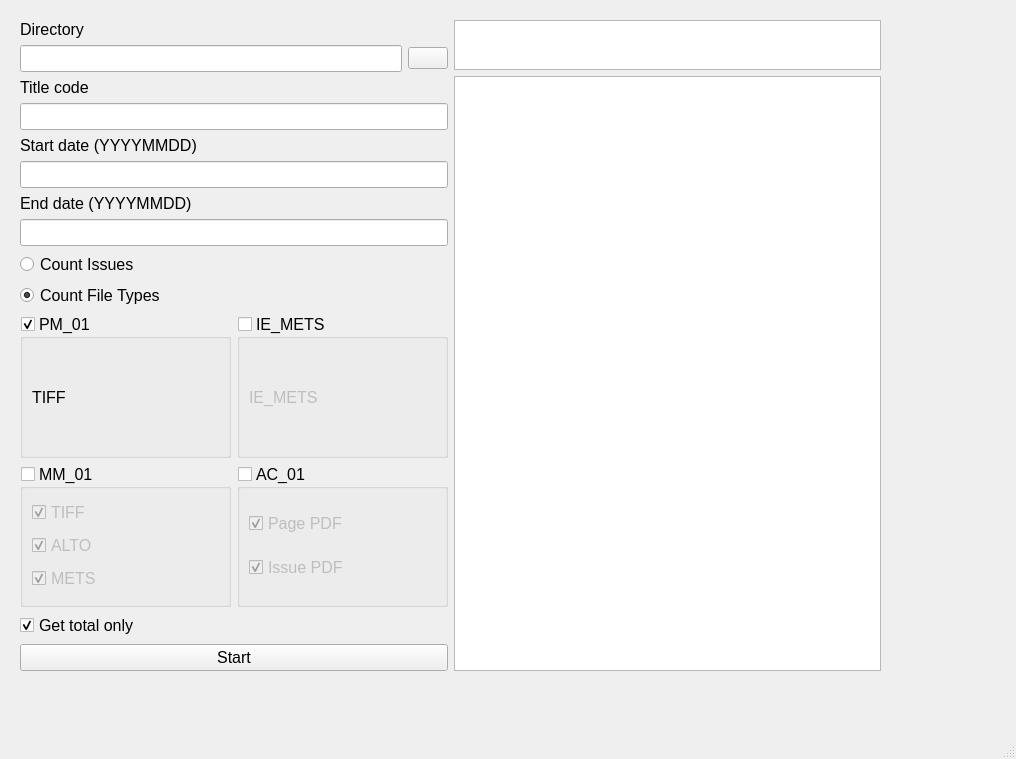
Qt form CoD2.ui (NLNZDigitalPreservation/paperspast_file_counter) before a commit.
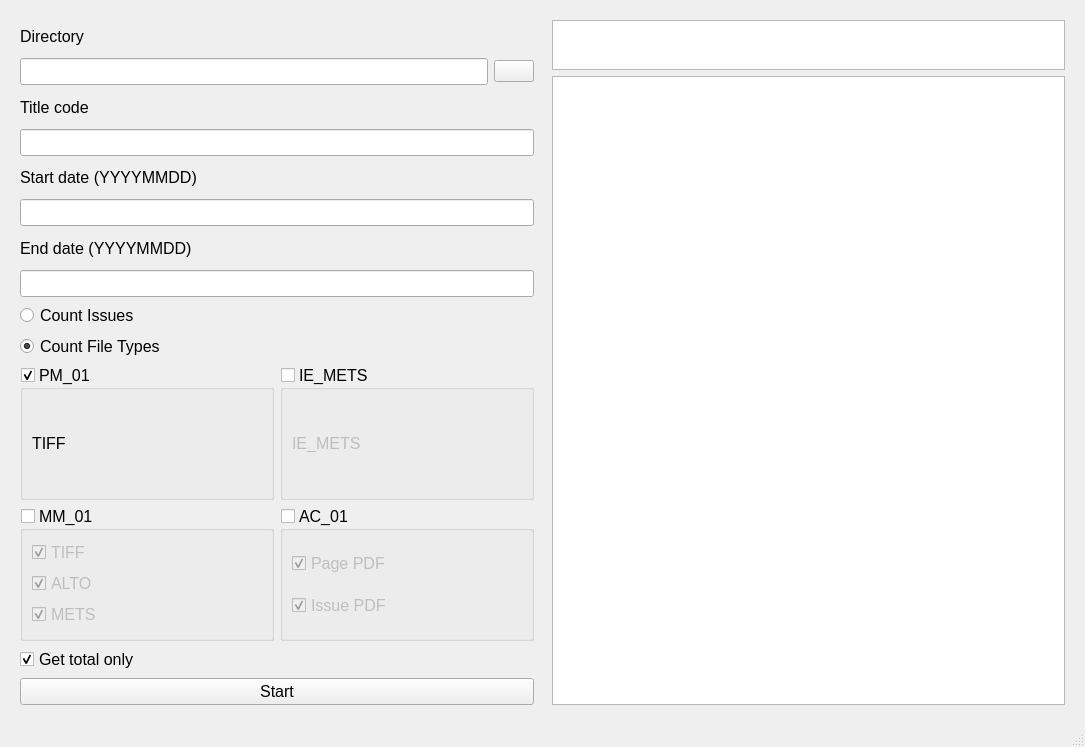
The same form after that commit.

Commit message: Split into more layouts

```diff
--- a/CoD2.ui
+++ b/CoD2.ui
@@ -6,8 +6,8 @@
    <rect>
     <x>0</x>
     <y>0</y>
-    <width>1016</width>
-    <height>759</height>
+    <width>1085</width>
+    <height>747</height>
    </rect>
   </property>
   <property name="sizePolicy">
@@ -26,34 +26,29 @@
      <verstretch>0</verstretch>
     </sizepolicy>
    </property>
-   <widget class="QWidget" name="layoutWidget">
-    <property name="geometry">
-     <rect>
-      <x>20</x>
-      <y>20</y>
-      <width>861</width>
-      <height>651</height>
-     </rect>
+   <layout class="QGridLayout" name="gridLayout_6">
+    <property name="leftMargin">
+     <number>20</number>
     </property>
-    <layout class="QGridLayout" name="gridLayout">
-     <item row="0" column="0">
-      <layout class="QVBoxLayout" name="left_side">
-       <item>
-        <layout class="QGridLayout" name="gridLayout_2">
-         <item row="0" column="0">
-          <widget class="QLabel" name="directory_label">
-           <property name="font">
-            <font>
-             <family>Ubuntu</family>
-             <pointsize>12</pointsize>
-            </font>
-           </property>
-           <property name="text">
-            <string>Directory</string>
-           </property>
-          </widget>
-         </item>
-         <item row="1" column="0">
+    <property name="topMargin">
+     <number>20</number>
+    </property>
+    <property name="rightMargin">
+     <number>20</number>
+    </property>
+    <property name="bottomMargin">
+     <number>20</number>
+    </property>
+    <item row="0" column="0">
+     <layout class="QVBoxLayout" name="left_side_2">
+      <property name="rightMargin">
+       <number>6</number>
+      </property>
+      <item>
+       <layout class="QVBoxLayout" name="inputs">
+        <item>
+         <layout class="QGridLayout" name="directory_input_3">
+          <item row="2" column="1">
           <widget class="QLineEdit" name="directory_input">
            <property name="font">
             <font>
@@ -65,18 +60,31 @@
            </property>
           </widget>
          </item>
-         <item row="1" column="1">
+          <item row="2" column="2">
           <widget class="QPushButton" name="directory_button">
            <property name="text">
             <string/>
            </property>
           </widget>
          </item>
+          <item row="0" column="1">
+           <widget class="QLabel" name="directory_label_3">
+            <property name="font">
+             <font>
+              <family>Ubuntu</family>
+              <pointsize>12</pointsize>
+             </font>
+            </property>
+            <property name="text">
+             <string>Directory</string>
+            </property>
+           </widget>
+          </item>
         </layout>
        </item>
        <item>
-        <layout class="QGridLayout" name="gridLayout_3">
-         <item row="0" column="0">
+         <layout class="QVBoxLayout" name="title_input">
+          <item>
           <widget class="QLabel" name="title_code_label">
            <property name="font">
             <font>
@@ -88,7 +96,7 @@
            </property>
           </widget>
          </item>
-         <item row="1" column="0">
+          <item>
           <widget class="QLineEdit" name="title_code_input">
            <property name="font">
             <font>
@@ -103,8 +111,8 @@
         </layout>
        </item>
        <item>
-        <layout class="QGridLayout" name="gridLayout_4">
-         <item row="0" column="0">
+         <layout class="QVBoxLayout" name="start_input">
+          <item>
           <widget class="QLabel" name="start_date_label">
            <property name="font">
             <font>
@@ -116,7 +124,7 @@
            </property>
           </widget>
          </item>
-         <item row="1" column="0">
+          <item>
           <widget class="QLineEdit" name="start_date_input">
            <property name="font">
             <font>
@@ -134,8 +142,8 @@
         </layout>
        </item>
        <item>
-        <layout class="QGridLayout" name="gridLayout_5">
-         <item row="0" column="0">
+         <layout class="QVBoxLayout" name="end_input">
+          <item>
           <widget class="QLabel" name="end_date_label">
            <property name="font">
             <font>
@@ -147,7 +155,7 @@
            </property>
           </widget>
          </item>
-         <item row="1" column="0">
+          <item>
           <widget class="QLineEdit" name="end_date_input">
            <property name="font">
             <font>
@@ -164,6 +172,10 @@
          </item>
         </layout>
        </item>
+       </layout>
+      </item>
+      <item>
+       <layout class="QVBoxLayout" name="type_input">
        <item>
         <widget class="QRadioButton" name="issues_radio">
          <property name="font">
@@ -194,12 +206,14 @@
          </property>
         </widget>
        </item>
+       </layout>
+      </item>
        <item>
         <layout class="QGridLayout" name="file_groups">
          <item row="0" column="0">
           <widget class="QGroupBox" name="pm_group">
            <property name="sizePolicy">
-            <sizepolicy hsizetype="MinimumExpanding" vsizetype="MinimumExpanding">
+           <sizepolicy hsizetype="Preferred" vsizetype="Preferred">
              <horstretch>0</horstretch>
              <verstretch>0</verstretch>
             </sizepolicy>
@@ -232,7 +246,7 @@
          <item row="0" column="1">
           <widget class="QGroupBox" name="ie_mets_group">
            <property name="sizePolicy">
-            <sizepolicy hsizetype="Expanding" vsizetype="Expanding">
+           <sizepolicy hsizetype="Preferred" vsizetype="Preferred">
              <horstretch>0</horstretch>
              <verstretch>0</verstretch>
             </sizepolicy>
@@ -240,6 +254,7 @@
            <property name="font">
             <font>
              <pointsize>12</pointsize>
+            <kerning>true</kerning>
             </font>
            </property>
            <property name="title">
@@ -265,7 +280,7 @@
          <item row="1" column="0">
           <widget class="QGroupBox" name="mm_group">
            <property name="sizePolicy">
-            <sizepolicy hsizetype="MinimumExpanding" vsizetype="MinimumExpanding">
+           <sizepolicy hsizetype="Preferred" vsizetype="Preferred">
              <horstretch>0</horstretch>
              <verstretch>0</verstretch>
             </sizepolicy>
@@ -336,7 +351,7 @@
             <bool>true</bool>
            </property>
            <property name="sizePolicy">
-            <sizepolicy hsizetype="MinimumExpanding" vsizetype="MinimumExpanding">
+           <sizepolicy hsizetype="Preferred" vsizetype="Preferred">
              <horstretch>0</horstretch>
              <verstretch>0</verstretch>
             </sizepolicy>
@@ -388,6 +403,8 @@
         </layout>
        </item>
        <item>
+       <layout class="QVBoxLayout" name="buttons">
+        <item>
         <widget class="QCheckBox" name="total_only_check">
          <property name="enabled">
           <bool>true</bool>
@@ -419,8 +436,13 @@
        </item>
       </layout>
      </item>
+     </layout>
+    </item>
      <item row="0" column="1">
       <layout class="QVBoxLayout" name="right_side">
+      <property name="leftMargin">
+       <number>6</number>
+      </property>
        <item>
         <widget class="QTextBrowser" name="progress_text">
          <property name="sizePolicy">
@@ -461,7 +483,6 @@
      </item>
     </layout>
    </widget>
-  </widget>
   <widget class="QStatusBar" name="statusbar"/>
  </widget>
  <tabstops>
```
Left out of the diff: 2 changed lines with no effect on the pictures. Lines whose indentation alone changed are shown as unchanged. The commit also changes 1 other file.
